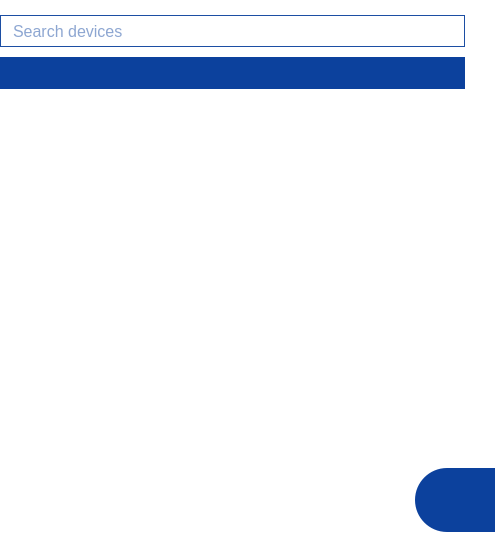
The window that parsec/core/gui/forms/devices_widget.ui (Scille/parsec-cloud) describes before a commit, drawn with Qt 5.
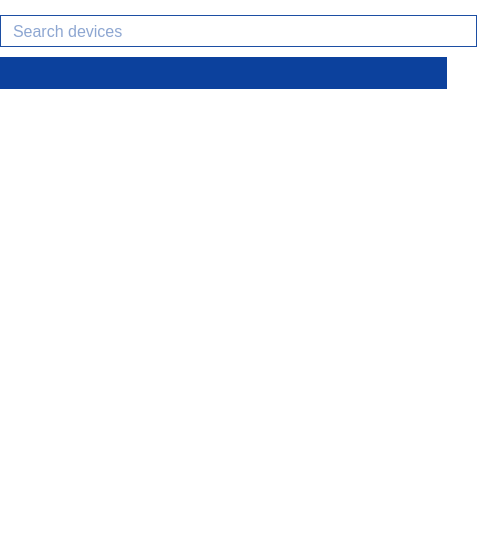
The same window after the commit. Icons and pictures are not drawn.

The edit to the form file:
```diff
--- a/parsec/core/gui/forms/devices_widget.ui
+++ b/parsec/core/gui/forms/devices_widget.ui
@@ -6,8 +6,8 @@
    <rect>
     <x>0</x>
     <y>0</y>
-    <width>495</width>
-    <height>547</height>
+    <width>477</width>
+    <height>548</height>
    </rect>
   </property>
   <property name="windowTitle">
@@ -37,9 +37,6 @@
    </property>
    <item>
     <layout class="QHBoxLayout" name="horizontalLayout">
-     <property name="rightMargin">
-      <number>30</number>
-     </property>
      <item>
       <widget class="QLineEdit" name="line_edit_search">
        <property name="minimumSize">
@@ -124,8 +121,8 @@
          <rect>
           <x>0</x>
           <y>0</y>
-          <width>464</width>
-          <height>343</height>
+          <width>446</width>
+          <height>390</height>
          </rect>
         </property>
         <layout class="QVBoxLayout" name="verticalLayout_4">
@@ -149,66 +146,11 @@
      <property name="sizeHint" stdset="0">
       <size>
        <width>20</width>
-       <height>10</height>
+       <height>40</height>
       </size>
      </property>
     </spacer>
    </item>
-   <item>
-    <layout class="QHBoxLayout" name="horizontalLayout_2">
-     <item>
-      <spacer name="horizontalSpacer_2">
-       <property name="orientation">
-        <enum>Qt::Horizontal</enum>
-       </property>
-       <property name="sizeHint" stdset="0">
-        <size>
-         <width>40</width>
-         <height>20</height>
-        </size>
-       </property>
-      </spacer>
-     </item>
-     <item>
-      <widget class="QPushButton" name="button_add_device">
-       <property name="minimumSize">
-        <size>
-         <width>80</width>
-         <height>64</height>
-        </size>
-       </property>
-       <property name="maximumSize">
-        <size>
-         <width>80</width>
-         <height>64</height>
-        </size>
-       </property>
-       <property name="styleSheet">
-        <string notr="true">QPushButton#button_add_device
-{
-border-top-left-radius: 32px;
-border-bottom-left-radius: 32px;
-background-color: rgb(12, 65, 157);
-padding-left: 10px;
-}</string>
-       </property>
-       <property name="text">
-        <string/>
-       </property>
-       <property name="icon">
-        <iconset resource="../rc/resources.qrc">
-         <normaloff>:/icons/images/icons/add-plus-button.png</normaloff>:/icons/images/icons/add-plus-button.png</iconset>
-       </property>
-       <property name="iconSize">
-        <size>
-         <width>50</width>
-         <height>50</height>
-        </size>
-       </property>
-      </widget>
-     </item>
-    </layout>
-   </item>
   </layout>
  </widget>
  <resources>
```
Left out of the diff: 4 changed lines with no effect on the pictures.
